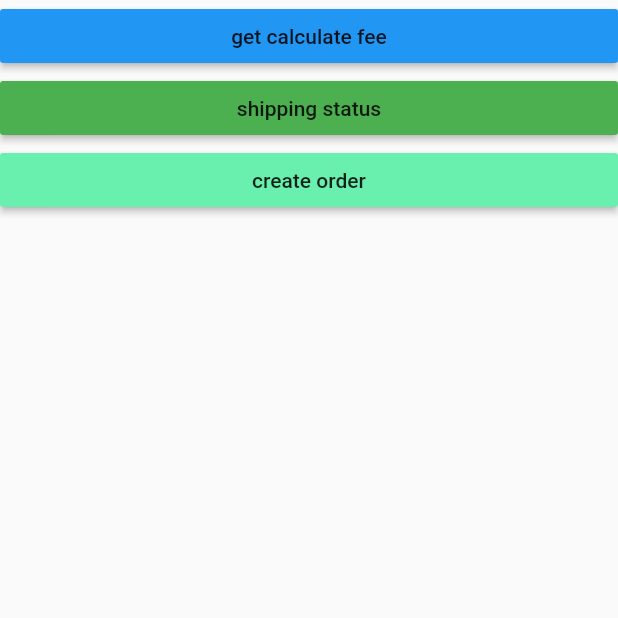
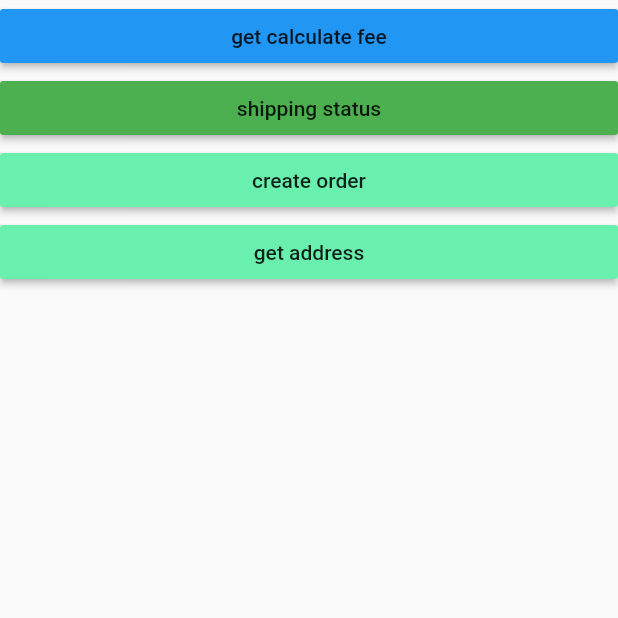
Before and after one commit to dongdm6897/flutter_shipping_plugin, a Flutter app: the screen it shows after launch, on a phone screen of 412 x 824 dp, the top half of it. Run offline on Flutter 3.47's test engine with Material 2 defaults, Android fonts, the phone set to English and light mode, and no system bars; missing offline and left inert: global_configuration.

Commit message:
Update check valid shipping address

```diff
--- a/example/lib/main.dart
+++ b/example/lib/main.dart
@@ -75,6 +75,13 @@ class _ShowOptionsState extends State<ShowOptions> {
             child: Text("create order"),
             onPressed: () {
               createOrder();
+            },
+          ),
+          MaterialButton(
+            color: Colors.greenAccent,
+            child: Text("get address"),
+            onPressed: () {
+              getAddress();
             },
           )
         ],
@@ -172,4 +179,7 @@ class _ShowOptionsState extends State<ShowOptions> {
     var res = await shippingPlugin.createOrder(ghnOrder);
     print(res);
   }
+  getAddress() async {
+    return await shippingPlugin.checkSupportedAddress("Hà Nội", "Ba Đình", "Cống Vị");
+  }
 }
--- a/lib/shipping_plugin.dart
+++ b/lib/shipping_plugin.dart
@@ -30,5 +30,14 @@ class ShippingPlugin {
     return null;
   }
 
+  Future<dynamic> checkSupportedAddress(String province, String district, String ward) async{
+    Map address = new Map();
+    address['province'] = province;
+    address['district'] = district;
+    address['ward'] = ward;
+    var res = await shippingBloc.checkSupportedAddress(address);
+    return res;
+  }
+
 
 }
```
Also changed, not shown: lib/src/bloc/ShippingBloc.dart (+30 -2 lines), lib/src/providers/ship_api_provider.dart (+23 -0 lines).
